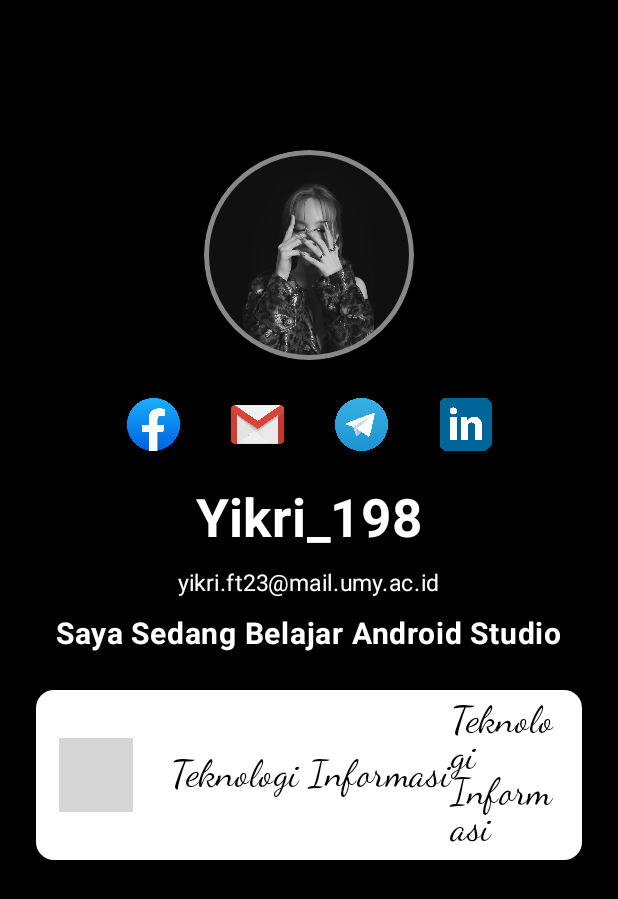
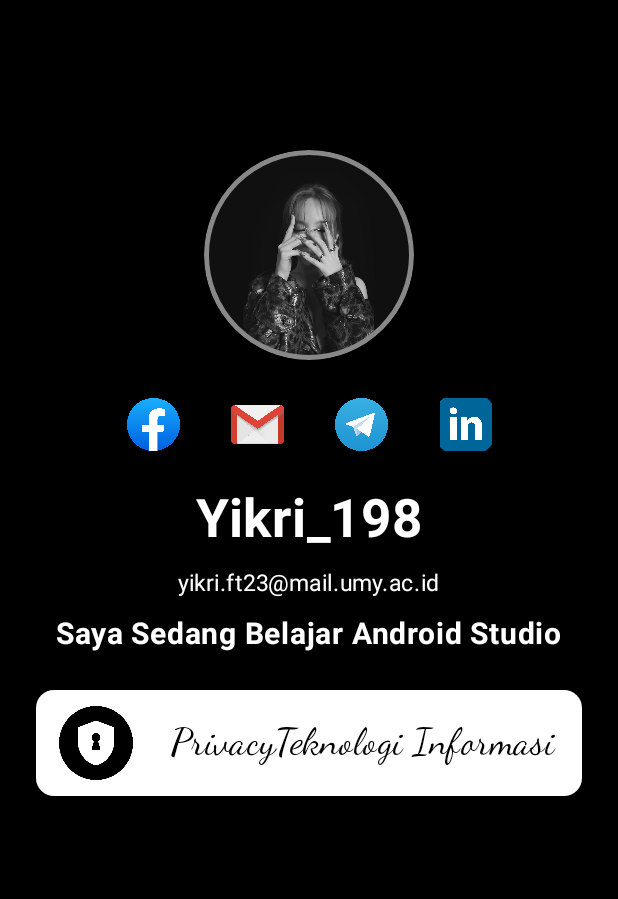
Before and after one commit to Latfiansya/QuestAdvanceLayout_198, an Android app built with Jetpack Compose: the screen it shows after launch (MainActivity), on a phone screen of 412 x 824 dp. Shown: the top 899 px of the screen. Run offline under Robolectric (Android 15) with nearby library versions, the phone set to English and light mode, and no system bars; grey boxes are pictures that could not be loaded.

Commit message:
Menambahkan card pertama

```diff
--- a/app/src/main/java/com/example/activity3/ui/theme/Tugas_QuestAdvanceLayout.kt
+++ b/app/src/main/java/com/example/activity3/ui/theme/Tugas_QuestAdvanceLayout.kt
@@ -135,16 +135,16 @@ fun Profile(modifier: Modifier = Modifier) {
                         Spacer(modifier = Modifier.width(20.dp))
 
                         Text(
-                            text = stringResource(id = R.string.prodi),
+                            text = stringResource(id = R.string.keamanan),
                             fontSize = 25.sp,
-                            fontFamily = FontFamily.Cursive, // 🖋️ font italic
+                            fontFamily = FontFamily.Cursive,
                             color = Color.Black
                         )
 
                         Text(
                             text = stringResource(id = R.string.prodi),
                             fontSize = 25.sp,
-                            fontFamily = FontFamily.Cursive, // 🖋️ font italic
+                            fontFamily = FontFamily.Cursive,
                             color = Color.Black
                         )
                     }
```
Also changed, not shown: app/src/main/res/drawable/dropdown.png (added), app/src/main/res/drawable/perisai.png (added).
